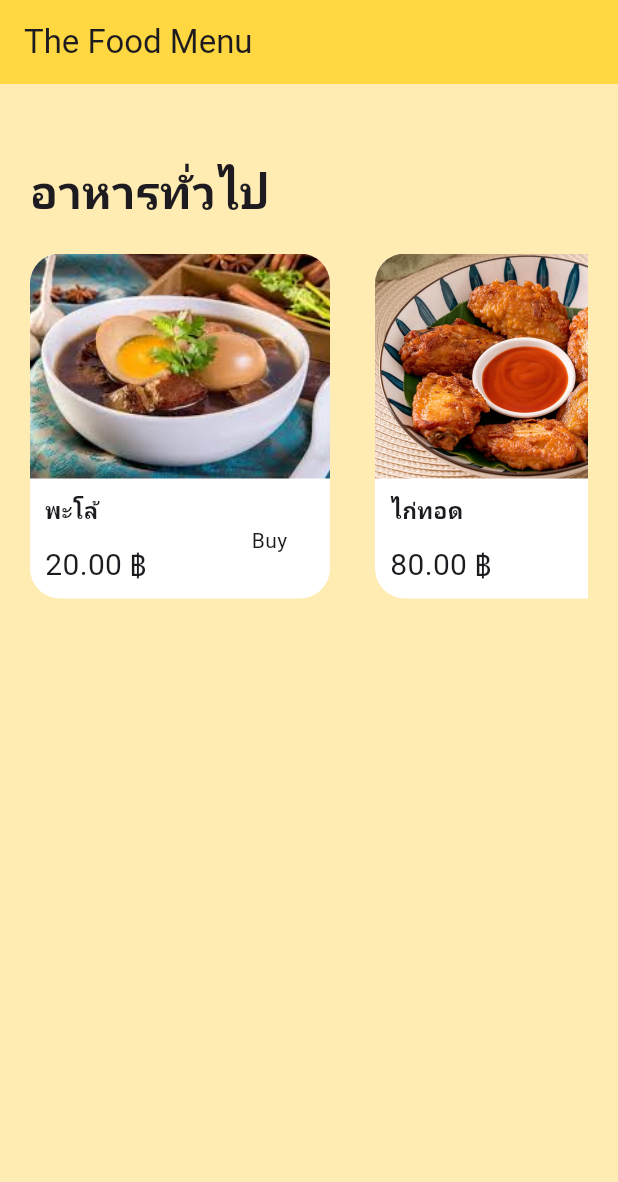
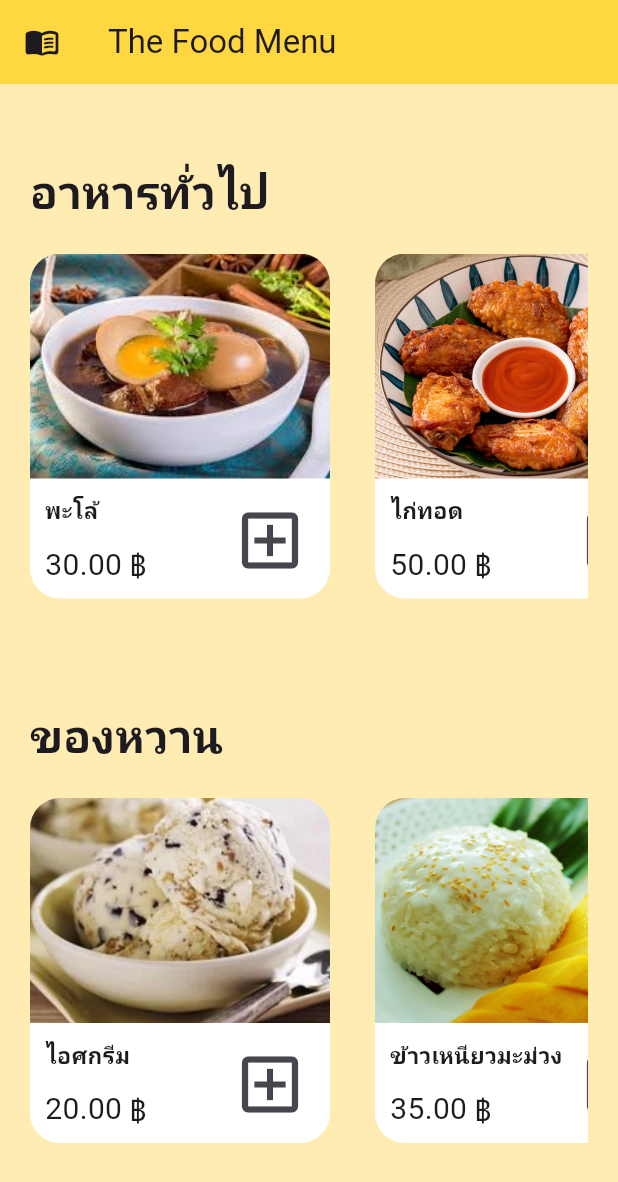
Before and after one commit to Taweesak02/flutter_food-menu_learning, a Flutter app: the screen it shows after launch, on a phone screen of 412 x 824 dp. Shown: the top 1182 px of the screen. Run offline on Flutter 3.47's test engine with Material 3 defaults, Android fonts, the phone set to English and light mode, and no system bars.

Commit message:
add menu

```diff
--- a/lib/main.dart
+++ b/lib/main.dart
@@ -18,75 +18,87 @@ class MyApp extends StatelessWidget {
       home: Scaffold(
         backgroundColor: Colors.amber[100],
         appBar: AppBar(
+          leading: Icon(Icons.menu_book_rounded),
           title: Text("The Food Menu"),
           backgroundColor: Colors.amberAccent,
         ),
-        body: Column(
+        body: SingleChildScrollView(
+          scrollDirection: Axis.vertical,
+          child: Column(
             crossAxisAlignment: CrossAxisAlignment.start,
             children: [
-            FoodSection(titleName: "อาหารทั่วไป"),
-            Container(
-              padding: EdgeInsets.all(20),
-              child: SingleChildScrollView(
-                scrollDirection: Axis.horizontal,
-                child: Row(
-                  spacing: 30,
-                  children: [
+              MenuSection(
+                name: "อาหารทั่วไป",
+                menu: [
                   BoxMenu(
                     name: "พะโล้",
-                      price: 20.00,
+                    price: 30,
                     picture: "assets/menu1.jpg",
                   ),
                   BoxMenu(
                     name: "ไก่ทอด",
-                      price: 80.00,
+                    price: 50,
                     picture: "assets/menu2.jpg",
                   ),
                   BoxMenu(
                     name: "ไข่เจียว",
-                      price: 20.00,
+                    price: 20,
                     picture: "assets/menu3.jpg",
                   ),
                   BoxMenu(
-                      name: "ไข่เจียว",
-                      price: 20.00,
-                      picture: "assets/menu3.jpg",
+                    name: "ผัดกะเพรา",
+                    price: 30,
+                    picture: "assets/menu4.jpg",
                   ),
                   BoxMenu(
-                      name: "ไข่เจียว",
-                      price: 20.00,
-                      picture: "assets/menu3.jpg",
-                    ),
-                    BoxMenu(
-                      name: "ไข่เจียว",
-                      price: 20.00,
-                      picture: "assets/menu3.jpg",
-                    ),
-                    BoxMenu(
-                      name: "ไข่เจียว",
-                      price: 20.00,
-                      picture: "assets/menu3.jpg",
-                    ),
-                    BoxMenu(
-                      name: "ไข่เจียว",
-                      price: 20.00,
-                      picture: "assets/menu3.jpg",
-                    ),
-                    BoxMenu(
-                      name: "ไข่เจียว",
-                      price: 20.00,
-                      picture: "assets/menu3.jpg",
-                    ),
-                    BoxMenu(
-                      name: "ไข่เจียว",
-                      price: 20.00,
-                      picture: "assets/menu3.jpg",
+                    name: "ข้าวผัด",
+                    price: 40,
+                    picture: "assets/menu5.jpg",
                   ),
                 ],
               ),
+              MenuSection(
+                name: "ของหวาน",
+                menu: [
+                  BoxMenu(
+                    name: "ไอศกรีม",
+                    price: 20,
+                    picture: "assets/menu6.jpg",
                   ),
+                  BoxMenu(
+                    name: "ข้าวเหนียวมะม่วง",
+                    price: 35,
+                    picture: "assets/menu7.jpg",
+                  ),
+                  BoxMenu(
+                    name: "ปาท่องโก๋",
+                    price: 20,
+                    picture: "assets/menu8.jpg",
+                  ),
+                  BoxMenu(
+                    name: "บราวนี",
+                    price: 20,
+                    picture: "assets/menu9.jpg",
                   ),
                 ],
+              ),
+              MenuSection(
+                name: "เครื่องดื่ม",
+                menu: [
+                  BoxMenu(
+                    name: "น้ำเปล่า",
+                    price: 10,
+                    picture: "assets/menu10.jpg",
+                  ),
+                  BoxMenu(
+                    name: "โกโก้โอริโอ้ปั่น",
+                    price: 35,
+                    picture: "assets/menu11.jpg",
+                  ),
+                ],
+              ),
+            ],
+          ),
         ),
       ),
     );
@@ -101,7 +113,13 @@ class FoodSection extends StatelessWidget {
   Widget build(BuildContext context) {
     return Row(
       children: [
-        Padding(padding: const EdgeInsets.fromLTRB(20,50,0,0), child: Text(titleName,style:TextStyle(fontSize: 30,fontWeight: FontWeight.bold),)),
+        Padding(
+          padding: const EdgeInsets.fromLTRB(20, 50, 0, 0),
+          child: Text(
+            titleName,
+            style: TextStyle(fontSize: 30, fontWeight: FontWeight.bold),
+          ),
+        ),
       ],
     );
   }
@@ -140,25 +158,36 @@ class BoxMenu extends StatelessWidget {
             ),
           ),
           Container(
-            padding: EdgeInsets.fromLTRB(10, 10, 0, 0),
+            padding: EdgeInsets.fromLTRB(10, 10, 10, 0),
             child: Row(
-              spacing: 70,
               children: [
-                Column(
+                Expanded(
+                  flex: 2,
+                  child: Column(
                     spacing: 12,
                     crossAxisAlignment: CrossAxisAlignment.start,
                     children: [
-                    Text(name,style:TextStyle(fontWeight:FontWeight.bold,fontSize: 15)),
+                      Text(
+                        name,
+                        style: TextStyle(
+                          fontWeight: FontWeight.bold,
+                          fontSize: 15,
+                        ),
+                      ),
                       Row(
                         spacing: 5,
                         children: [
-                      Text(price.toStringAsFixed(2),style: TextStyle(fontSize: 20),),
-                      Text("฿",style: TextStyle(fontSize: 20),)
+                          Text(
+                            price.toStringAsFixed(2),
+                            style: TextStyle(fontSize: 20),
+                          ),
+                          Text("฿", style: TextStyle(fontSize: 20)),
                         ],
-                  )],
                       ),
-                Text("Buy"),
-
+                    ],
+                  ),
+                ),
+                Expanded(flex: 1, child: const BuyItem()),
               ],
             ),
           ),
@@ -167,3 +196,60 @@ class BoxMenu extends StatelessWidget {
     );
   }
 }
+
+class MenuSection extends StatelessWidget {
+  const MenuSection({super.key, required this.name, required this.menu});
+
+  final String name;
+  final List<BoxMenu> menu;
+
+  @override
+  Widget build(BuildContext context) {
+    return Column(
+      crossAxisAlignment: CrossAxisAlignment.start,
+      children: [
+        FoodSection(titleName: name),
+        Container(
+          padding: EdgeInsets.all(20),
+          child: SingleChildScrollView(
+            scrollDirection: Axis.horizontal,
+            child: Row(spacing: 30, children: menu),
+          ),
+        ),
+      ],
+    );
+  }
+}
+
+class BuyItem extends StatefulWidget {
+  const BuyItem({super.key});
+
+  @override
+  State<BuyItem> createState() => _BuyItemState();
+}
+
+class _BuyItemState extends State<BuyItem> {
+  bool _isbought = false;
+
+  void _togglebought() {
+    setState(() {
+      if (_isbought) {
+        _isbought = false;
+      } else {
+        _isbought = true;
+      }
+    });
+  }
+
+  @override
+  Widget build(BuildContext context) {
+    return IconButton(
+      padding: EdgeInsets.zero,
+      icon:
+          (_isbought
+              ? Icon(color: Colors.green, Icons.add_box, size: 50)
+              : Icon(Icons.add_box_outlined, size: 50)),
+      onPressed: _togglebought,
+    );
+  }
+}
```
Also changed, not shown: assets/menu10.jpg (added), assets/menu11.jpg (added), assets/menu4.jpg (added), assets/menu5.jpg (added), assets/menu6.jpg (added), assets/menu7.jpg (added), assets/menu8.jpg (added), assets/menu9.jpg (added). Lines whose indentation alone changed are shown as unchanged.
